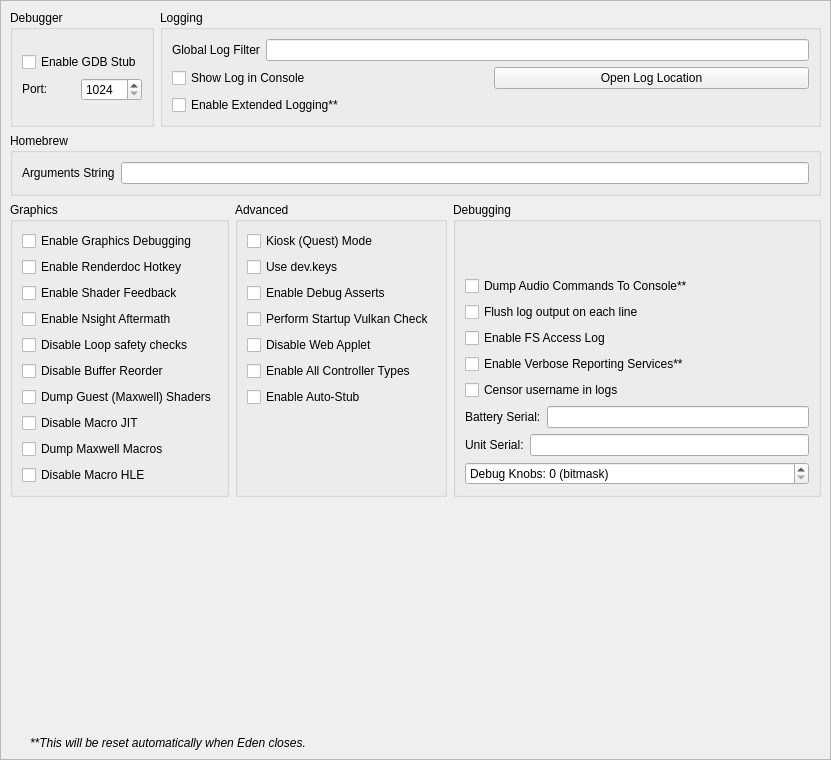
Qt form src/yuzu/configuration/configure_debug.ui (rorrim-rorrim/eden-alt) before a commit.
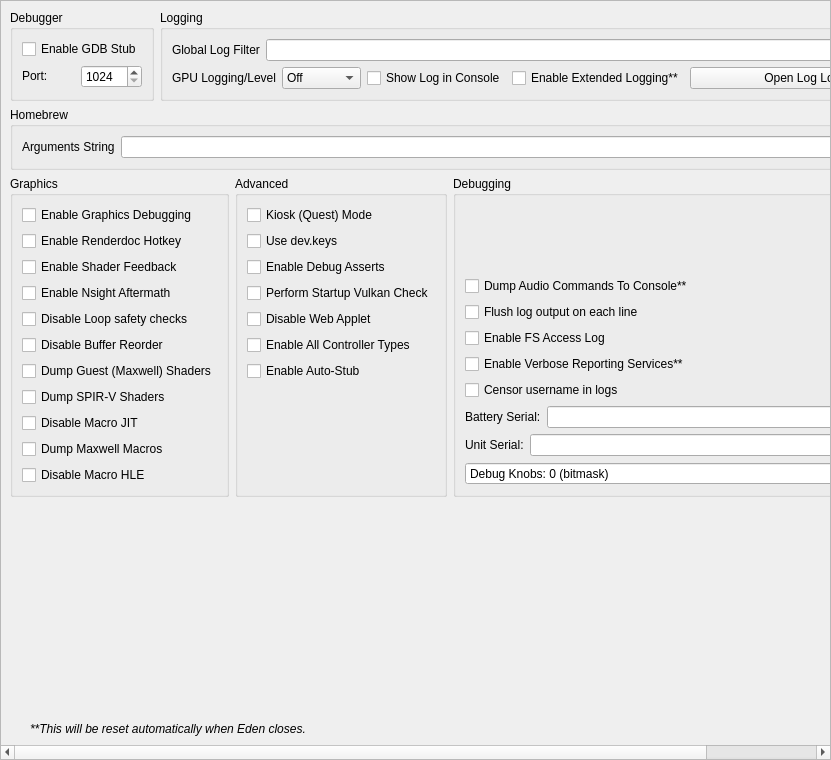
The same form after that commit.

Commit message: [settings,qt] addition of GPU Logging and Dump SPIRV shaders controls

The edit to the form file:
```diff
--- a/src/yuzu/configuration/configure_debug.ui
+++ b/src/yuzu/configuration/configure_debug.ui
@@ -157,7 +157,7 @@
          <string>Logging</string>
         </property>
         <layout class="QGridLayout" name="gridLayout_1">
-         <item row="0" column="0" colspan="2">
+         <item row="0" column="0" colspan="4">
           <widget class="QWidget" name="logging_widget" native="true">
            <property name="sizePolicy">
             <sizepolicy hsizetype="Preferred" vsizetype="Maximum">
@@ -197,7 +197,77 @@
            </layout>
           </widget>
          </item>
-         <item row="2" column="0">
+         <item row="1" column="0">
+          <widget class="QWidget" name="gpu_log_level_widget" native="true">
+           <property name="sizePolicy">
+            <sizepolicy hsizetype="Preferred" vsizetype="Maximum">
+             <horstretch>0</horstretch>
+             <verstretch>0</verstretch>
+            </sizepolicy>
+           </property>
+           <layout class="QHBoxLayout" name="gpu_log_level_layout">
+            <property name="leftMargin">
+             <number>0</number>
+            </property>
+            <property name="topMargin">
+             <number>0</number>
+            </property>
+            <property name="rightMargin">
+             <number>0</number>
+            </property>
+            <property name="bottomMargin">
+             <number>0</number>
+            </property>
+            <item>
+             <widget class="QLabel" name="gpu_log_level_label">
+              <property name="text">
+               <string>GPU Logging/Level</string>
+              </property>
+             </widget>
+            </item>
+            <item>
+             <widget class="QComboBox" name="gpu_log_level">
+              <property name="toolTip">
+               <string>Detail level for GPU logs. Off disables logging entirely.</string>
+              </property>
+              <item>
+               <property name="text">
+                <string>Off</string>
+               </property>
+              </item>
+              <item>
+               <property name="text">
+                <string>Errors</string>
+               </property>
+              </item>
+              <item>
+               <property name="text">
+                <string>Standard</string>
+               </property>
+              </item>
+              <item>
+               <property name="text">
+                <string>Verbose</string>
+               </property>
+              </item>
+              <item>
+               <property name="text">
+                <string>All</string>
+               </property>
+              </item>
+             </widget>
+            </item>
+           </layout>
+          </widget>
+         </item>
+         <item row="1" column="1">
+          <widget class="QCheckBox" name="toggle_console">
+           <property name="text">
+            <string>Show Log in Console</string>
+           </property>
+          </widget>
+         </item>
+         <item row="1" column="2">
           <widget class="QCheckBox" name="extended_logging">
            <property name="enabled">
             <bool>true</bool>
@@ -210,15 +280,20 @@
            </property>
           </widget>
          </item>
-         <item row="1" column="0">
-          <widget class="QCheckBox" name="toggle_console">
-           <property name="text">
-            <string>Show Log in Console</string>
-           </property>
-          </widget>
-         </item>
-         <item row="1" column="1">
+         <item row="1" column="3">
           <widget class="QPushButton" name="open_log_button">
+           <property name="sizePolicy">
+            <sizepolicy hsizetype="Expanding" vsizetype="Maximum">
+             <horstretch>1</horstretch>
+             <verstretch>0</verstretch>
+            </sizepolicy>
+           </property>
+           <property name="minimumSize">
+            <size>
+             <width>250</width>
+             <height>0</height>
+            </size>
+           </property>
            <property name="text">
             <string>Open Log Location</string>
            </property>
@@ -270,7 +345,7 @@
            </property>
           </widget>
          </item>
-         <item row="8" column="0">
+         <item row="9" column="0">
           <widget class="QCheckBox" name="dump_macros">
            <property name="enabled">
             <bool>true</bool>
@@ -313,7 +388,7 @@
            </property>
           </widget>
          </item>
-         <item row="7" column="0">
+         <item row="8" column="0">
           <widget class="QCheckBox" name="disable_macro_jit">
            <property name="enabled">
             <bool>true</bool>
@@ -326,7 +401,7 @@
            </property>
           </widget>
          </item>
-         <item row="9" column="0">
+         <item row="10" column="0">
           <widget class="QCheckBox" name="disable_macro_hle">
            <property name="enabled">
             <bool>true</bool>
@@ -352,7 +427,7 @@
            </property>
           </widget>
          </item>
-         <item row="10" column="0">
+         <item row="11" column="0">
           <spacer name="verticalSpacer_5">
            <property name="orientation">
             <enum>Qt::Orientation::Vertical</enum>
@@ -388,6 +463,16 @@
            </property>
           </widget>
          </item>
+         <item row="7" column="0">
+          <widget class="QCheckBox" name="gpu_log_shader_dumps">
+           <property name="toolTip">
+            <string>When checked, it will dump the recompiler's output SPIR-V binaries (.spv) under LogDir/shaders/. Inspect via SPIRV-Tools (spirv-dis / spirv-cross / spirv-val) or RenderDoc.</string>
+           </property>
+           <property name="text">
+            <string>Dump SPIR-V Shaders</string>
+           </property>
+          </widget>
+         </item>
         </layout>
        </widget>
       </item>
```
The commit also changes 1 other file.
